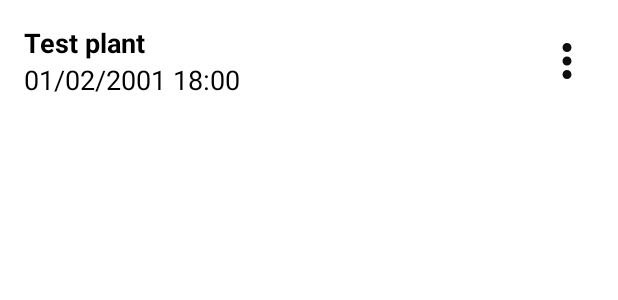
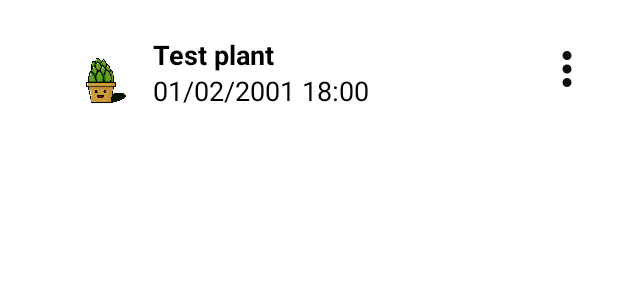
Before and after one commit to JKuziola/Happy-Plant, an Android app: the layout item_task.xml on its own in the app's theme, with its tools: preview values and no code run, on a phone screen of 412 x 824 dp. Shown: the top 300 px of the screen. Run offline under Robolectric (Android 15) with nearby library versions, the phone set to English and light mode, and no system bars.

Commit message:
final layout and cyclic notifications

```diff
--- a/HappyPlant/app/build.gradle
+++ b/HappyPlant/app/build.gradle
@@ -7,7 +7,7 @@ android {
     compileSdk 31
 
     defaultConfig {
-        applicationId "com.example.todolist"
+        applicationId "com.example.happyplant"
         minSdk 21
         targetSdk 31
         versionCode 1
@@ -43,4 +43,5 @@ dependencies {
     testImplementation 'junit:junit:4.+'
     androidTestImplementation 'androidx.test.ext:junit:1.1.3'
     androidTestImplementation 'androidx.test.espresso:espresso-core:3.4.0'
+    implementation "androidx.work:work-runtime-ktx:2.7.0"
 }
--- a/HappyPlant/app/src/main/AndroidManifest.xml
+++ b/HappyPlant/app/src/main/AndroidManifest.xml
@@ -8,7 +8,7 @@
         android:label="@string/app_name"
         android:roundIcon="@mipmap/ic_launcher_round"
         android:supportsRtl="true"
-        android:theme="@style/Theme.ToDoList">
+        android:theme="@style/Theme.HappyPlant">
         <activity
             android:name="com.example.happyplant.ui.MainActivity"
             android:exported="true">
--- a/HappyPlant/app/src/main/java/com/example/happyplant/model/Task.kt
+++ b/HappyPlant/app/src/main/java/com/example/happyplant/model/Task.kt
@@ -2,9 +2,10 @@ package com.example.happyplant.model
 
 data class Task(
     val title: String,
-    val hour: String,
-    val date: String,
+    var hour: String,
+    var date: String,
     val id: Int = 0,
+    val cycle: String = "7", // In days.
 
     ) {
 
--- a/HappyPlant/app/src/main/java/com/example/happyplant/ui/AddTaskActivity.kt
+++ b/HappyPlant/app/src/main/java/com/example/happyplant/ui/AddTaskActivity.kt
@@ -28,6 +28,7 @@ class AddTaskActivity : AppCompatActivity() {
                 binding.tilTitle.text = it.title
                 binding.tilDate.text = it.date
                 binding.tilTimer.text = it.hour
+                binding.tilCycle.text = it.cycle
             }
         }
 
@@ -68,6 +69,7 @@ class AddTaskActivity : AppCompatActivity() {
                 title = binding.tilTitle.text,
                 hour = binding.tilTimer.text,
                 date = binding.tilDate.text,
+                cycle = binding.tilCycle.text,
                 id = intent.getIntExtra(TASK_ID, 0)
             )
             TaskDataSource.insertTask(task)
--- a/HappyPlant/app/src/main/java/com/example/happyplant/ui/TaskListAdapter.kt
+++ b/HappyPlant/app/src/main/java/com/example/happyplant/ui/TaskListAdapter.kt
@@ -1,5 +1,6 @@
 package com.example.happyplant.ui
 
+import android.annotation.SuppressLint
 import android.view.LayoutInflater
 import android.view.ViewGroup
 import android.widget.PopupMenu
@@ -30,6 +31,7 @@ class TaskListAdapter : ListAdapter<Task, TaskListAdapter.TaskViewHolder>(DiffCa
         private val binding: ItemTaskBinding
     ) : RecyclerView.ViewHolder(binding.root) {
 
+        @SuppressLint("SetTextI18n")
         fun bind(item: Task) {
             binding.tvTitle.text = item.title
             binding.tvDate.text = "${item.date} ${item.hour}"
@@ -56,5 +58,7 @@ class TaskListAdapter : ListAdapter<Task, TaskListAdapter.TaskViewHolder>(DiffCa
 
 class DiffCallback : DiffUtil.ItemCallback<Task>() {
     override fun areItemsTheSame(oldItem: Task, newItem: Task) = oldItem == newItem
-    override fun areContentsTheSame(oldItem: Task, newItem: Task) = oldItem.id == newItem.id
+    override fun areContentsTheSame(oldItem: Task, newItem: Task) =
+        oldItem.id == newItem.id && oldItem.title == newItem.title && oldItem.date == newItem.date
+                && oldItem.hour == newItem.hour && oldItem.cycle == newItem.cycle
 }
--- a/HappyPlant/app/src/main/res/layout/item_task.xml
+++ b/HappyPlant/app/src/main/res/layout/item_task.xml
@@ -6,26 +6,14 @@
     android:layout_height="wrap_content"
     android:layout_margin="16dp">
 
-    <TextView
-        android:id="@+id/tv_title"
-        android:layout_width="wrap_content"
-        android:layout_height="wrap_content"
-        android:textColor="@color/black"
-        android:textSize="18sp"
-        android:textStyle="bold"
+    <ImageView
+        android:id="@+id/imageView2"
+        android:layout_width="106dp"
+        android:layout_height="59dp"
+        app:layout_constraintBottom_toBottomOf="parent"
         app:layout_constraintStart_toStartOf="parent"
         app:layout_constraintTop_toTopOf="parent"
-        tools:text="Test plant" />
-
-    <TextView
-        android:id="@+id/tv_date"
-        android:layout_width="wrap_content"
-        android:layout_height="wrap_content"
-        android:textColor="@color/black"
-        android:textSize="18sp"
-        app:layout_constraintStart_toStartOf="@id/tv_title"
-        app:layout_constraintTop_toBottomOf="@id/tv_title"
-        tools:text="01/02/2001 18:00" />
+        app:srcCompat="@drawable/plant" />
 
     <androidx.appcompat.widget.AppCompatImageView
         android:id="@+id/iv_more"
@@ -36,4 +24,40 @@
         app:layout_constraintTop_toTopOf="parent"
         app:srcCompat="@drawable/ic_more" />
 
+    <TextView
+        android:id="@+id/tv_title"
+        android:layout_width="wrap_content"
+        android:layout_height="wrap_content"
+        android:layout_marginStart="86dp"
+        android:layout_marginTop="8dp"
+        android:layout_marginBottom="27dp"
+        android:textColor="@color/black"
+        android:textSize="18sp"
+        android:textStyle="bold"
+        app:layout_constraintBottom_toBottomOf="parent"
+        app:layout_constraintStart_toStartOf="parent"
+        app:layout_constraintTop_toTopOf="parent"
+        tools:text="Test plant" />
+
+    <TextView
+        android:id="@+id/tv_date"
+        android:layout_width="wrap_content"
+        android:layout_height="wrap_content"
+        android:layout_marginStart="86dp"
+        android:layout_marginTop="32dp"
+        android:layout_marginBottom="3dp"
+        android:textColor="@color/black"
+        android:textSize="18sp"
+        app:layout_constraintBottom_toBottomOf="parent"
+        app:layout_constraintStart_toStartOf="parent"
+        app:layout_constraintTop_toTopOf="parent"
+        tools:text="01/02/2001 18:00" />
+
+    <androidx.constraintlayout.widget.Guideline
+        android:id="@+id/guideline2"
+        android:layout_width="wrap_content"
+        android:layout_height="wrap_content"
+        android:orientation="vertical"
+        app:layout_constraintGuide_begin="0dp" />
+
 </androidx.constraintlayout.widget.ConstraintLayout>
--- a/HappyPlant/app/src/main/res/values-night/themes.xml
+++ b/HappyPlant/app/src/main/res/values-night/themes.xml
@@ -1,6 +1,6 @@
 <resources xmlns:tools="http://schemas.android.com/tools">
     <!-- Base application theme. -->
-    <style name="Theme.ToDoList" parent="Theme.MaterialComponents.DayNight.DarkActionBar">
+    <style name="Theme.HappyPlant" parent="Theme.MaterialComponents.DayNight.DarkActionBar">
         <!-- Primary brand color. -->
         <item name="colorPrimary">@color/purple_200</item>
         <item name="colorPrimaryVariant">@color/purple_700</item>
--- a/HappyPlant/app/src/main/res/values/strings.xml
+++ b/HappyPlant/app/src/main/res/values/strings.xml
@@ -9,5 +9,7 @@
     <string name="new_plant">New Plant</string>
     <string name="to_edit">Edit</string>
     <string name="delete">Delete</string>
+    <string name="cycle">Watering cycle in days</string>
+    <string name="cycle_hint">Cycle hint</string>
     <string name="empty_text">Oops! It seems that you don\'t have any plants here yet :(</string>
 </resources>
--- a/HappyPlant/app/src/main/res/values/themes.xml
+++ b/HappyPlant/app/src/main/res/values/themes.xml
@@ -1,6 +1,6 @@
 <resources xmlns:tools="http://schemas.android.com/tools">
     <!-- Base application theme. -->
-    <style name="Theme.ToDoList" parent="Theme.MaterialComponents.DayNight.NoActionBar">
+    <style name="Theme.HappyPlant" parent="Theme.MaterialComponents.DayNight.NoActionBar">
         <!-- Primary brand color. -->
         <item name="colorPrimary">@color/black</item>
         <item name="colorPrimaryDark">@color/black</item>
--- a/HappyPlant/settings.gradle
+++ b/HappyPlant/settings.gradle
@@ -6,5 +6,5 @@ dependencyResolutionManagement {
         jcenter() // Warning: this repository is going to shut down soon
     }
 }
-rootProject.name = "To do list"
+rootProject.name = "Happy Plant"
 include ':app'
```
Also changed, not shown: HappyPlant/app/src/main/java/com/example/happyplant/dataSource/TaskDataSource.kt (+10 -5 lines), HappyPlant/app/src/main/java/com/example/happyplant/ui/MainActivity.kt (+35 -7 lines), HappyPlant/app/src/main/java/com/example/happyplant/ui/NotificationUtils.kt (added, +45 -0 lines), HappyPlant/app/src/main/java/com/example/happyplant/ui/TaskNotificationWorker.kt (added, +82 -0 lines), HappyPlant/app/src/main/res/drawable/ic_notification.xml (added, +10 -0 lines), HappyPlant/app/src/main/res/drawable/ic_notifications.xml (added, +10 -0 lines), HappyPlant/app/src/main/res/layout/activity_add_task.xml (+19 -0 lines), HappyPlant/app/src/main/res/drawable/plant.png (added), 249 other files.
